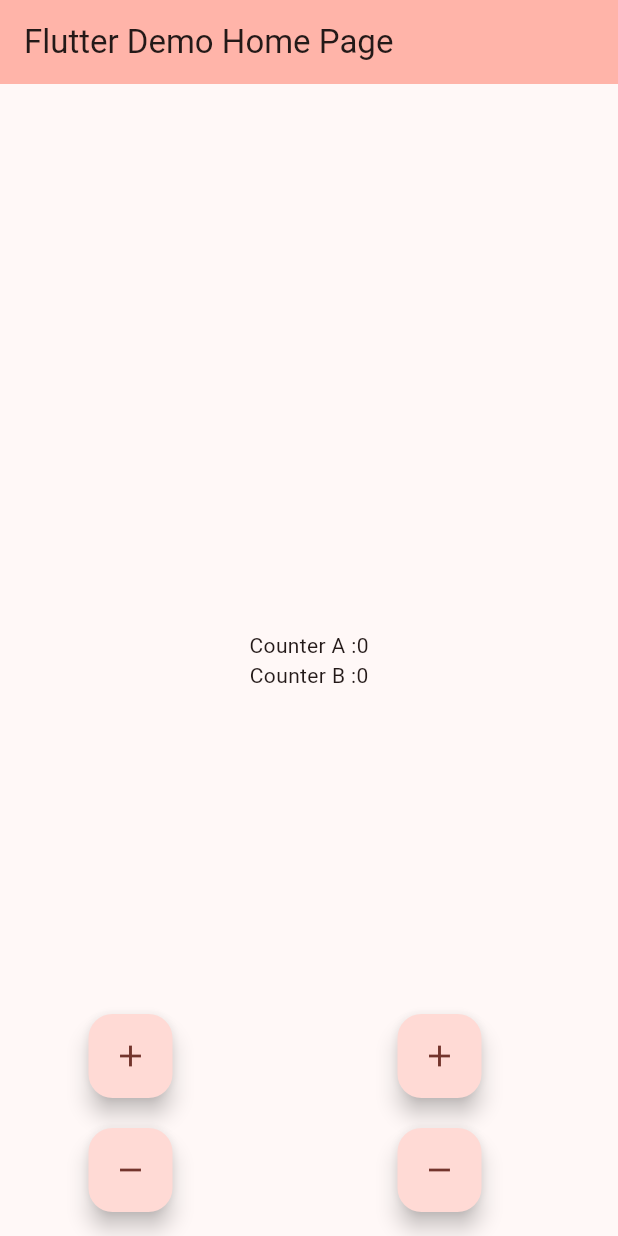
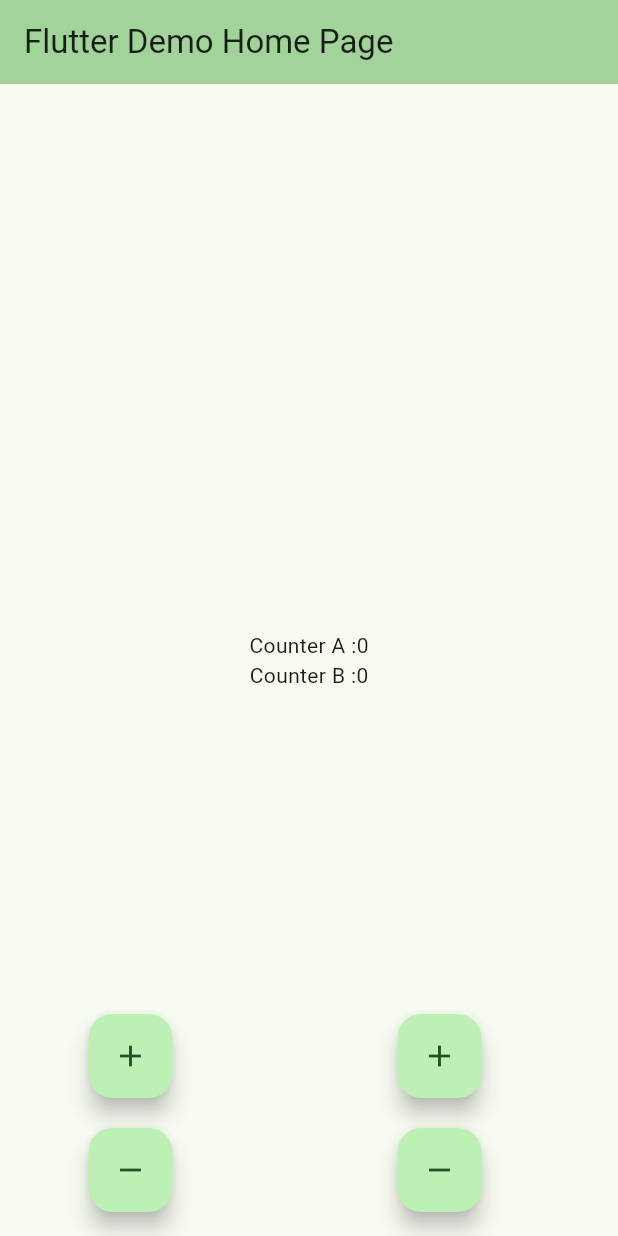
Before and after one commit to Dev-Zits4/ci-cd-test, a Flutter app: the screen it shows after launch, on a phone screen of 412 x 824 dp. Run offline on Flutter 3.47's test engine with Material 3 defaults, Android fonts, the phone set to English and light mode, and no system bars; our stand-ins replace flutter_bloc, hydrated_bloc.

Commit message:
first test

```diff
--- a/lib/main.dart
+++ b/lib/main.dart
@@ -25,7 +25,7 @@ class MyApp extends StatelessWidget {
     return MaterialApp(
       title: 'Flutter Demo',
       theme: ThemeData(
-        colorScheme: ColorScheme.fromSeed(seedColor: Colors.red),
+        colorScheme: ColorScheme.fromSeed(seedColor: Colors.green),
       ),
       home: BlocProvider(
         create: (context) => CounterBloc(),
```
